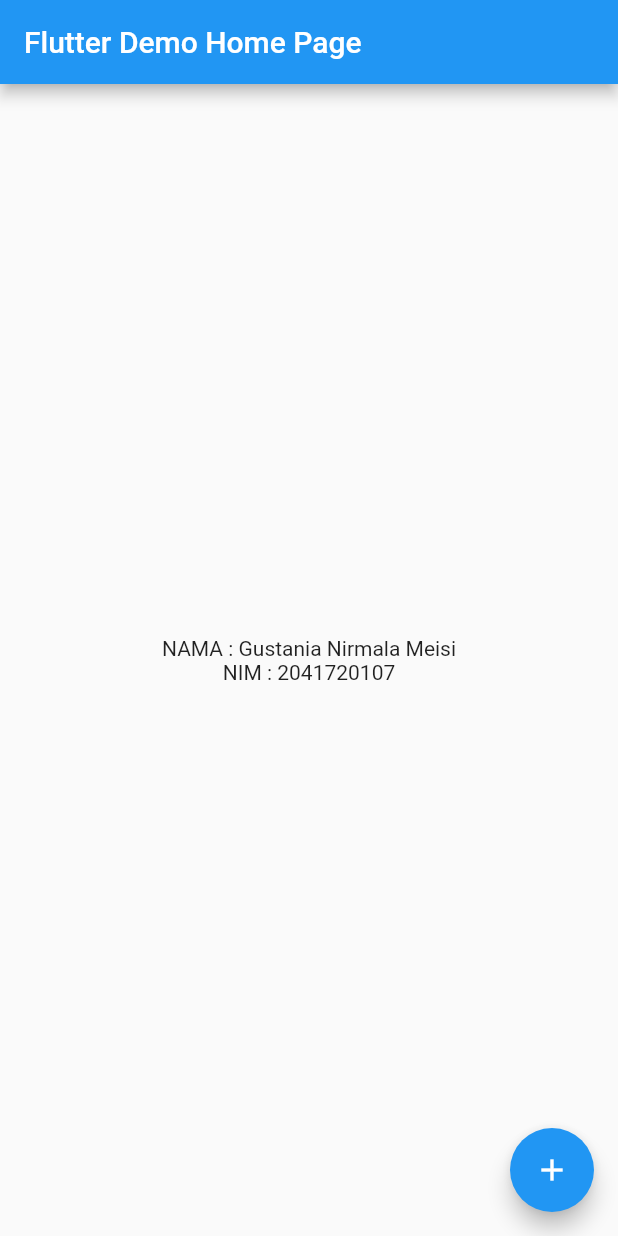
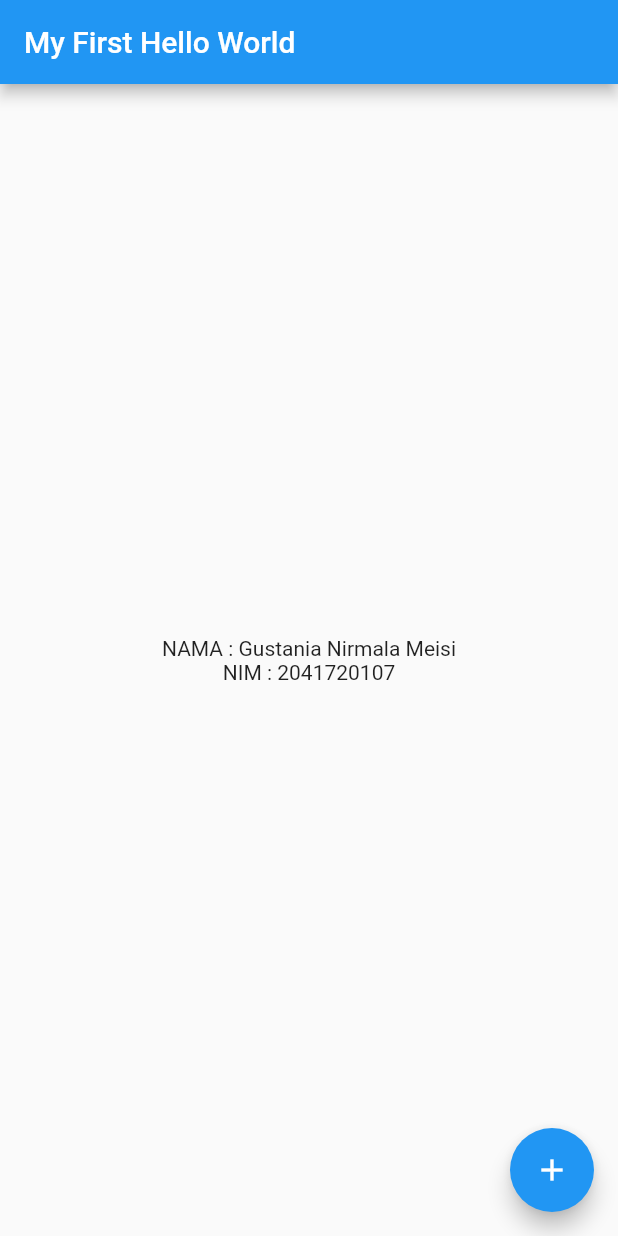
Before and after one commit to gustaaa/hello, a Flutter app: the screen it shows after launch, on a phone screen of 412 x 824 dp. Run offline on Flutter 3.47's test engine with Material 2 defaults, Android fonts, the phone set to English and light mode, and no system bars.

Commit message:
Mengedit title

```diff
--- a/lib/main.dart
+++ b/lib/main.dart
@@ -11,7 +11,7 @@ class MyApp extends StatelessWidget {
   @override
   Widget build(BuildContext context) {
     return MaterialApp(
-      title: 'Flutter Demo',
+      title: 'Hello',
       theme: ThemeData(
         // This is the theme of your application.
         //
@@ -24,7 +24,7 @@ class MyApp extends StatelessWidget {
         // is not restarted.
         primarySwatch: Colors.blue,
       ),
-      home: const MyHomePage(title: 'Flutter Demo Home Page'),
+      home: const MyHomePage(title: 'My First Hello World'),
     );
   }
 }
```
